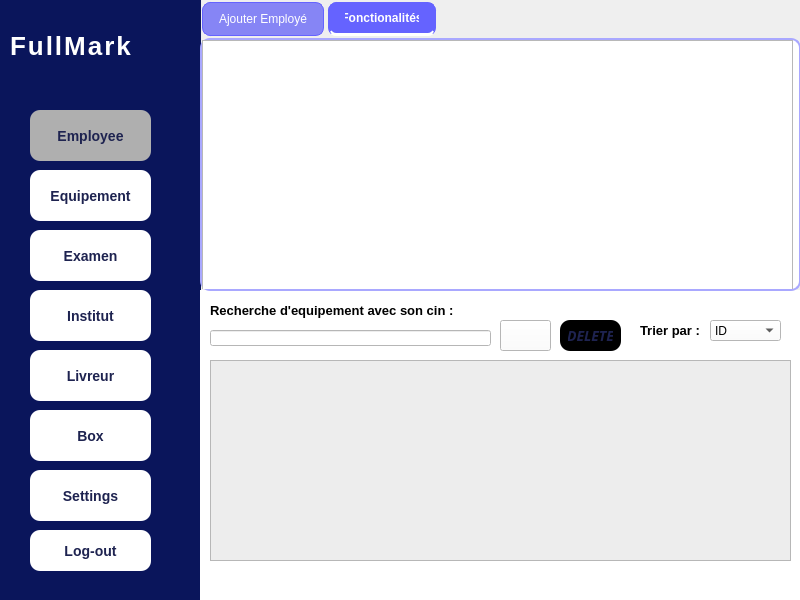
malek-mejaouel/Distribution_center_project-, file mainwindow.ui: the form before one commit.
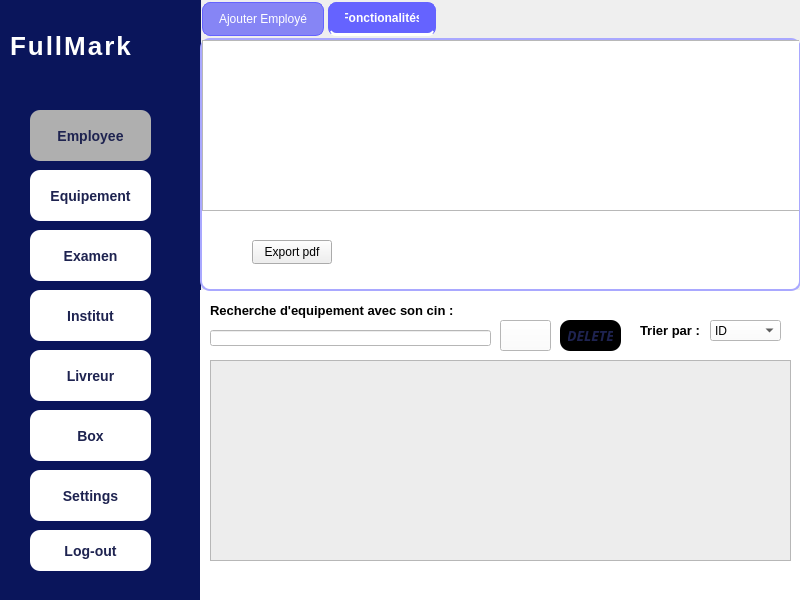
The form after the commit. The open tabs and pages were chosen to show the change. Icons and pictures are not drawn.

Diff of the .ui file:
```diff
--- a/mainwindow.ui
+++ b/mainwindow.ui
@@ -1085,11 +1085,24 @@
        <rect>
         <x>0</x>
         <y>0</y>
-        <width>591</width>
-        <height>251</height>
+        <width>601</width>
+        <height>171</height>
        </rect>
       </property>
      </widget>
+     <widget class="QPushButton" name="pdf">
+      <property name="geometry">
+       <rect>
+        <x>50</x>
+        <y>200</y>
+        <width>80</width>
+        <height>24</height>
+       </rect>
+      </property>
+      <property name="text">
+       <string>Export pdf</string>
+      </property>
+     </widget>
     </widget>
    </widget>
   </widget>
```
Left out of the diff: 2 changed lines with no effect on the pictures.
